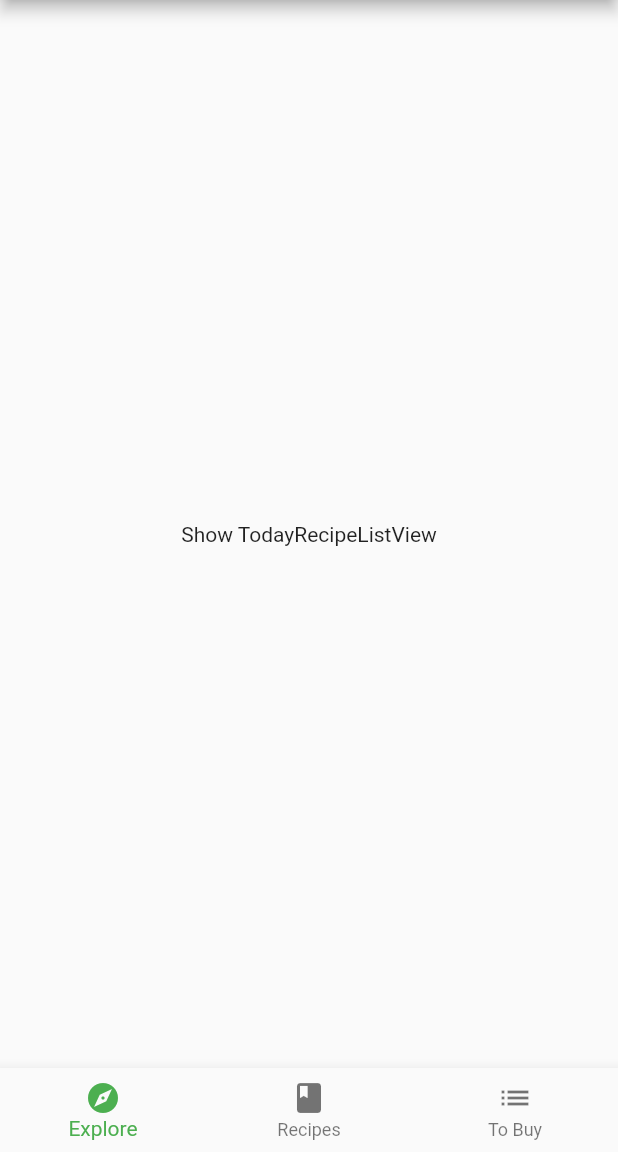
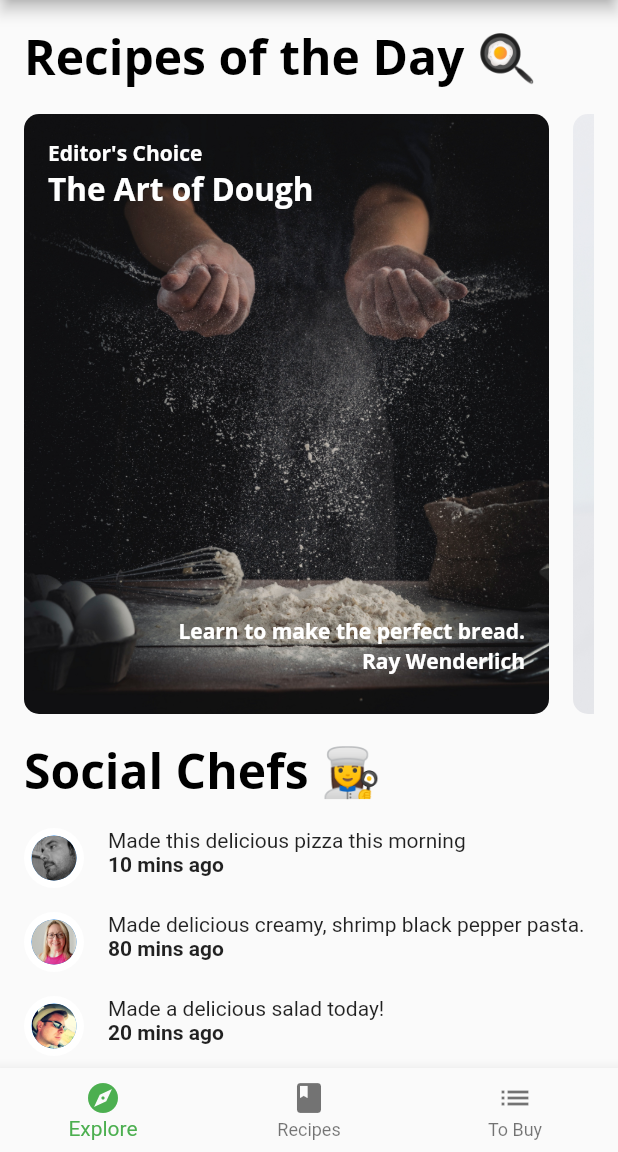
Before and after one commit to MoonCheung/dart-source, a Flutter app: the screen it shows after launch, on a phone screen of 412 x 824 dp, the part 84-1236 px from its top. Run offline on Flutter 3.47's test engine with Material 2 defaults, Android fonts, the phone set to English and light mode, and no system bars; our stand-ins replace google_fonts.

Commit message:
feat:可滚动视图功能

```diff
--- a/flutter_scroll/lib/components/components.dart
+++ b/flutter_scroll/lib/components/components.dart
@@ -3,3 +3,8 @@ export 'card1.dart';
 export 'card2.dart';
 export 'card3.dart';
 export 'circle_image.dart';
+export 'today_recipe_list_view.dart';
+export 'friend_post_tile.dart';
+export 'friend_post_list_view.dart';
+export 'recipe_thumbnail.dart';
+export 'recipes_grid_view.dart';
--- /dev/null
+++ b/flutter_scroll/lib/components/friend_post_list_view.dart
@@ -0,0 +1,42 @@
+import 'package:flutter/material.dart';
+
+import '../components/components.dart';
+import '../models/models.dart';
+
+class FriendPostListView extends StatelessWidget {
+  FriendPostListView({Key? key, required this.friendPosts}) : super(key: key);
+
+  final List<Post> friendPosts;
+  @override
+  Widget build(BuildContext context) {
+    return Padding(
+        padding: const EdgeInsets.only(left: 16, right: 16, top: 0),
+        child: Column(
+          // 十字轴对齐
+          crossAxisAlignment: CrossAxisAlignment.start,
+          children: <Widget>[
+            // 4
+            Text('Social Chefs 👩‍🍳',
+                style: Theme.of(context).textTheme.headline1),
+            // 5
+            const SizedBox(height: 16),
+            // TODO: Add PostListView here
+            // 6
+            ListView.separated(
+              primary: false,
+              physics: const NeverScrollableScrollPhysics(),
+              shrinkWrap: true,
+              scrollDirection: Axis.vertical,
+              itemCount: friendPosts.length,
+              itemBuilder: (BuildContext context, index) {
+                final post = friendPosts[index];
+                return FriendPostTile(post: post);
+              },
+              separatorBuilder: (BuildContext context, index) {
+                return const SizedBox(height: 16);
+              },
+            )
+          ],
+        ));
+  }
+}
--- /dev/null
+++ b/flutter_scroll/lib/components/friend_post_tile.dart
@@ -0,0 +1,38 @@
+import 'package:flutter/material.dart';
+
+import '../components/components.dart';
+import '../models/models.dart';
+
+class FriendPostTile extends StatelessWidget {
+  FriendPostTile({
+    Key? key,
+    required this.post,
+  }) : super(key: key);
+
+  final Post post;
+
+  @override
+  Widget build(BuildContext context) {
+    return Row(
+      crossAxisAlignment: CrossAxisAlignment.start,
+      mainAxisAlignment: MainAxisAlignment.start,
+      children: [
+        CircleImage(
+            imageProvider: AssetImage(post.profileImageUrl), imageRadius: 20),
+        const SizedBox(width: 16),
+        Expanded(
+          child: Column(
+            crossAxisAlignment: CrossAxisAlignment.start,
+            children: <Widget>[
+              Text(post.comment),
+              Text(
+                '${post.timestamp} mins ago',
+                style: const TextStyle(fontWeight: FontWeight.w700),
+              )
+            ],
+          ),
+        )
+      ],
+    );
+  }
+}
--- /dev/null
+++ b/flutter_scroll/lib/components/recipes_grid_view.dart
@@ -0,0 +1,26 @@
+import 'package:flutter/material.dart';
+
+import '../components/components.dart';
+import '../models/models.dart';
+
+class RecipesGridView extends StatelessWidget {
+  RecipesGridView({Key? key, required this.recipes}) : super(key: key);
+
+  final List<SimpleRecipe> recipes;
+
+  @override
+  Widget build(BuildContext context) {
+    return Padding(
+        padding: const EdgeInsets.only(left: 16, right: 16, top: 16),
+        child: GridView.builder(
+            itemCount: recipes.length,
+            // 它使用此委托来控制其图块的布局
+            gridDelegate: const SliverGridDelegateWithFixedCrossAxisCount(
+                crossAxisCount: 2),
+            itemBuilder: (BuildContext context, int index) {
+              final simpleRecipe = recipes[index];
+              // 食谱缩略图
+              return RecipeThumbnail(recipe: simpleRecipe);
+            }));
+  }
+}
--- /dev/null
+++ b/flutter_scroll/lib/components/today_recipe_list_view.dart
@@ -0,0 +1,57 @@
+import 'package:flutter/material.dart';
+
+import '../components/components.dart';
+import '../models/models.dart';
+
+class TodayRecipeListView extends StatelessWidget {
+  TodayRecipeListView({
+    Key? key,
+    required this.recipes,
+  }) : super(key: key);
+
+  final List<ExploreRecipe> recipes;
+
+  @override
+  Widget build(BuildContext context) {
+    return Padding(
+      padding: new EdgeInsets.only(left: 16, right: 16, top: 16),
+      child: Column(
+        crossAxisAlignment: CrossAxisAlignment.start,
+        children: <Widget>[
+          Text('Recipes of the Day 🍳',
+              style: Theme.of(context).textTheme.headline1),
+          const SizedBox(height: 16),
+          Container(
+            height: 400,
+            // TODO: Add ListView Here
+            color: Colors.transparent,
+            child: ListView.separated(
+                scrollDirection: Axis.horizontal,
+                itemCount: recipes.length,
+                itemBuilder: (context, index) {
+                  final recipe = recipes[index];
+                  return buildCard(recipe);
+                },
+                separatorBuilder: (context, index) {
+                  // 用于每个列表之间分隔符设置
+                  return const SizedBox(width: 16);
+                }),
+          ),
+        ],
+      ),
+    );
+  }
+
+  // 自定义卡片小部件
+  Widget buildCard(ExploreRecipe recipe) {
+    if (recipe.cardType == RecipeCardType.card1) {
+      return Card1(recipe: recipe);
+    } else if (recipe.cardType == RecipeCardType.card2) {
+      return Card2(recipe: recipe);
+    } else if (recipe.cardType == RecipeCardType.card3) {
+      return Card3(recipe: recipe);
+    } else {
+      throw Exception('This card doesn\'t exist yet');
+    }
+  }
+}
--- a/flutter_scroll/lib/home.dart
+++ b/flutter_scroll/lib/home.dart
@@ -1,6 +1,7 @@
 import 'package:flutter/material.dart';
 
 import 'screen/explore_screen.dart';
+import 'screen/recipes_screen.dart';
 
 class Home extends StatefulWidget {
   const Home({Key? key}) : super(key: key);
@@ -16,7 +17,7 @@ class _HomeState extends State<Home> {
     // TODO: Replace with ExploreScreen
     ExploreScreen(),
     // TODO: Replace with RecipesScreen
-    Container(color: Colors.green),
+    RecipesScreen(),
     Container(color: Colors.blue),
   ];
 
--- a/flutter_scroll/lib/main.dart
+++ b/flutter_scroll/lib/main.dart
@@ -13,6 +13,7 @@ class Fooderlich extends StatelessWidget {
   Widget build(BuildContext context) {
     final theme = FooderlichTheme.light();
     return MaterialApp(
+      debugShowCheckedModeBanner: false, // 隐藏调试横幅
       theme: theme,
       title: 'Fooderlich',
       home: const Home(),
--- a/flutter_scroll/lib/screen/explore_screen.dart
+++ b/flutter_scroll/lib/screen/explore_screen.dart
@@ -4,10 +4,44 @@ import '../components/components.dart';
 import '../models/models.dart';
 import '../api/mock_fooderlich_service.dart';
 
-class ExploreScreen extends StatelessWidget {
+class ExploreScreen extends StatefulWidget {
   ExploreScreen({Key? key}) : super(key: key);
 
+  @override
+  _ExploreScreenState createState() => _ExploreScreenState();
+}
+
+class _ExploreScreenState extends State<ExploreScreen> {
   final mockService = MockFooderlichService();
+
+  late ScrollController _controller;
+
+  @override
+  void initState() {
+    // 滚动控制器
+    _controller = ScrollController();
+    // 注册事件方法
+    _controller.addListener(_scrollListenter);
+    super.initState();
+  }
+
+  // 自定义事件方法
+  void _scrollListenter() {
+    if (_controller.offset >= _controller.position.maxScrollExtent &&
+        !_controller.position.outOfRange) {
+      print('reached the bottom ${_controller.position}');
+    }
+    if (_controller.offset <= _controller.position.minScrollExtent &&
+        !_controller.position.outOfRange) {
+      print('reached the top! ${_controller.position}');
+    }
+  }
+
+  @override
+  void dispose() {
+    _controller.removeListener(_scrollListenter);
+    super.dispose();
+  }
 
   @override
   Widget build(BuildContext context) {
@@ -21,11 +55,15 @@ class ExploreScreen extends StatelessWidget {
           if (data.connectionState == ConnectionState.done) {
             final recipes = data.data?.todayRecipes ?? [];
             // TODO: Replace this with TodayRecipeListView
-            return Center(
-              child: Container(
-                child: const Text('Show TodayRecipeListView'),
-              ),
-            );
+            return ListView(
+                controller: _controller,
+                scrollDirection: Axis.vertical,
+                children: <Widget>[
+                  TodayRecipeListView(recipes: recipes),
+                  new SizedBox(height: 16),
+                  // TODO: Replace this with FriendPostListView
+                  FriendPostListView(friendPosts: data.data?.friendPosts ?? []),
+                ]);
           } else {
             return const Center(child: CircularProgressIndicator());
           }
```
Also changed, not shown: flutter_scroll/lib/components/recipe_thumbnail.dart (added, +38 -0 lines), flutter_scroll/lib/screen/recipes_screen.dart (added, +26 -0 lines).
